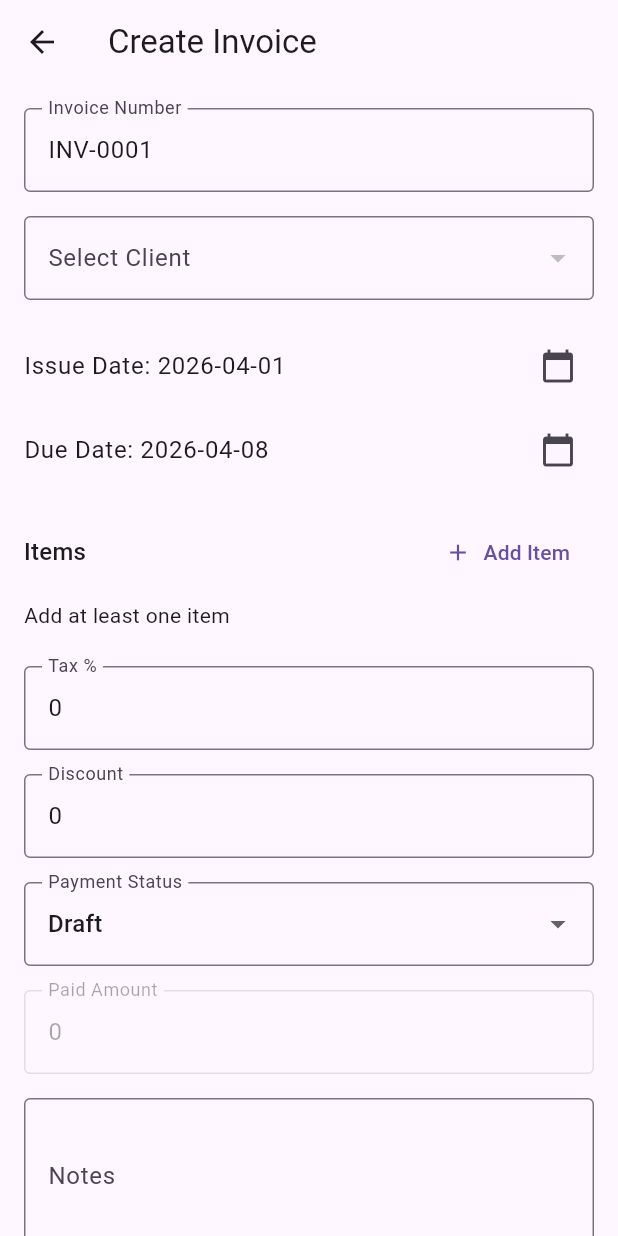
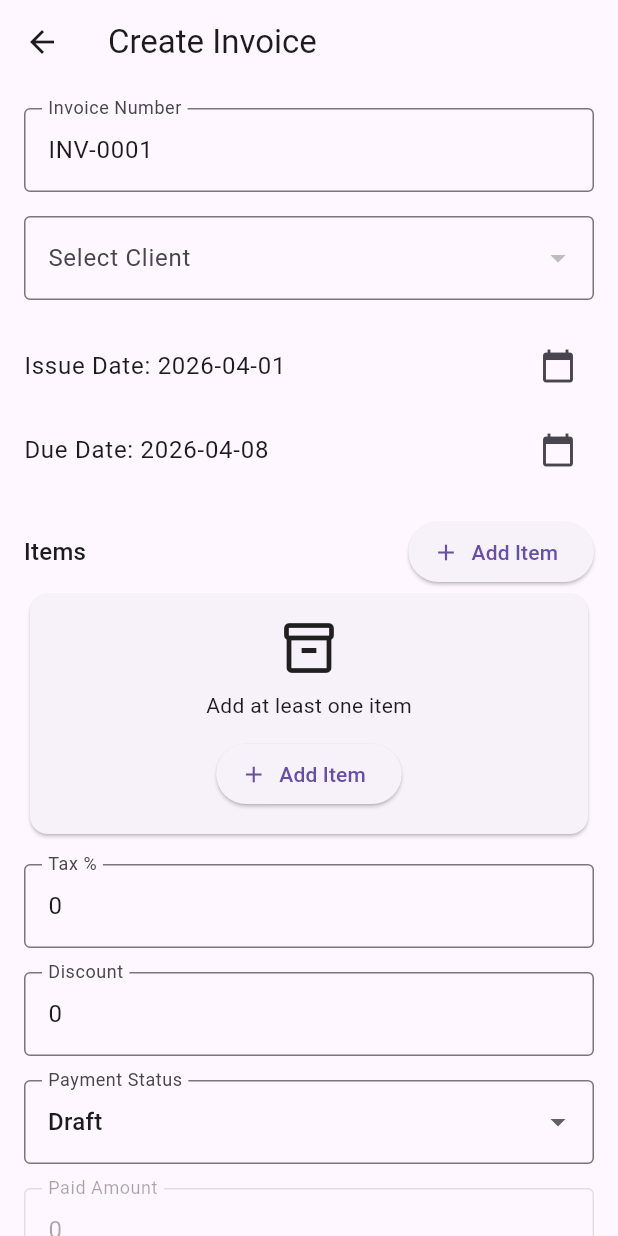
Before and after one commit to Mayyad78/invoiceflow, a Flutter app: the CreateInvoiceScreen screen opened directly, on a phone screen of 412 x 824 dp. Run offline on Flutter 3.47's test engine with Material 3 defaults, Android fonts, the phone set to English and light mode, and no system bars; our stand-ins replace flutter_riverpod, hive, hive_flutter, image_picker, pdf, printing; missing offline and left inert: file_selector; accounts and stored records are empty.

Commit message:
Complete Step 30 invoice form workflow polish and template dialog crash fix

```diff
--- a/lib/features/invoices/create_invoice_screen.dart
+++ b/lib/features/invoices/create_invoice_screen.dart
@@ -304,7 +304,6 @@ class _CreateInvoiceScreenState extends ConsumerState<CreateInvoiceScreen> {
       },
     );
 
-    controller.dispose();
     return result;
   }
 
@@ -602,7 +601,7 @@ class _CreateInvoiceScreenState extends ConsumerState<CreateInvoiceScreen> {
                     style: Theme.of(context).textTheme.titleMedium,
                   ),
                 ),
-                TextButton.icon(
+                ElevatedButton.icon(
                   onPressed: _addItem,
                   icon: const Icon(Icons.add),
                   label: Text(t.addItem),
@@ -610,9 +609,23 @@ class _CreateInvoiceScreenState extends ConsumerState<CreateInvoiceScreen> {
               ],
             ),
             if (_items.isEmpty)
-              Padding(
-                padding: const EdgeInsets.symmetric(vertical: 8),
-                child: Text(t.atLeastOneItem),
+              Card(
+                child: Padding(
+                  padding: const EdgeInsets.all(16),
+                  child: Column(
+                    children: [
+                      const Icon(Icons.inventory_2_outlined, size: 40),
+                      const SizedBox(height: 8),
+                      Text(t.atLeastOneItem),
+                      const SizedBox(height: 12),
+                      ElevatedButton.icon(
+                        onPressed: _addItem,
+                        icon: const Icon(Icons.add),
+                        label: Text(t.addItem),
+                      ),
+                    ],
+                  ),
+                ),
               ),
             ..._items.asMap().entries.map((entry) {
               final index = entry.key;
```
Also changed, not shown: 1 other file.
